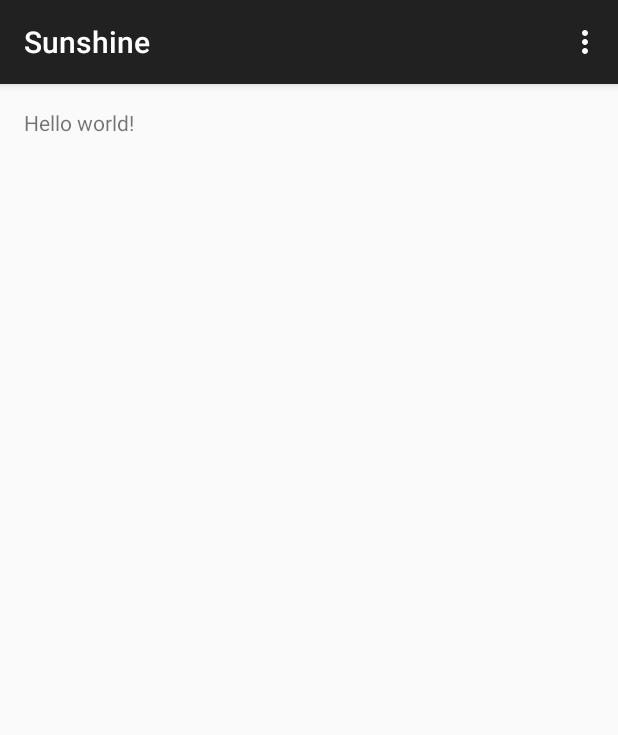
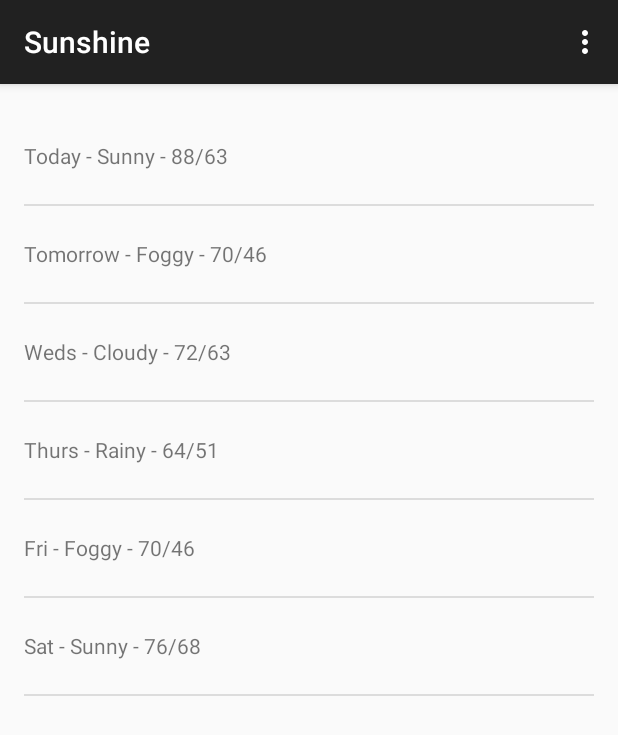
Before and after one commit to jorgep19/sunshine, an Android app: the screen it shows after launch (MainActivity), on a phone screen of 412 x 824 dp. Shown: the top 735 px of the screen. Run offline under Robolectric (Android 15) with nearby library versions, the phone set to English and light mode, and no system bars.

Commit message:
implemented usage of listView

```diff
--- a/app/src/main/java/com/jpdevs/sunshine/MainActivityFragment.java
+++ b/app/src/main/java/com/jpdevs/sunshine/MainActivityFragment.java
@@ -5,11 +5,31 @@ import android.support.v4.app.Fragment;
 import android.view.LayoutInflater;
 import android.view.View;
 import android.view.ViewGroup;
+import android.widget.ArrayAdapter;
+import android.widget.ListView;
 
 public class MainActivityFragment extends Fragment {
+    private static final String[] WEEK_FORECAST = new String[] {
+            "Today - Sunny - 88/63",
+            "Tomorrow - Foggy - 70/46",
+            "Weds - Cloudy - 72/63",
+            "Thurs - Rainy - 64/51",
+            "Fri - Foggy - 70/46",
+            "Sat - Sunny - 76/68"
+    };
+
     public MainActivityFragment() {}
 
     public View onCreateView(LayoutInflater inflater, ViewGroup container, Bundle savedInstanceState) {
-        return inflater.inflate(R.layout.fragment_main, container, false);
+        View rootView = inflater.inflate(R.layout.fragment_main, container, false);
+
+        ListView listView = (ListView) rootView.findViewById(R.id.listview_forecast);
+        listView.setAdapter(new ArrayAdapter<>(
+                getActivity(),
+                R.layout.list_item_forecast,
+                R.id.list_item_forecast_textview,
+                WEEK_FORECAST));
+
+        return rootView;
     }
 }
--- a/app/src/main/res/layout/fragment_main.xml
+++ b/app/src/main/res/layout/fragment_main.xml
@@ -1,4 +1,5 @@
-<RelativeLayout xmlns:android="http://schemas.android.com/apk/res/android"
+<FrameLayout
+    xmlns:android="http://schemas.android.com/apk/res/android"
     xmlns:tools="http://schemas.android.com/tools"
     android:layout_width="match_parent"
     android:layout_height="match_parent"
@@ -8,9 +9,10 @@
     android:paddingBottom="@dimen/activity_vertical_margin"
     tools:context=".MainActivity$PlaceholderFragment">
 
-    <TextView
-        android:text="@string/hello_world"
-        android:layout_width="wrap_content"
-        android:layout_height="wrap_content" />
+    <ListView
+        android:id="@+id/listview_forecast"
+        android:layout_width="match_parent"
+        android:layout_height="match_parent">
+    </ListView>
 
-</RelativeLayout>
+</FrameLayout>
--- /dev/null
+++ b/app/src/main/res/layout/list_item_forecast.xml
@@ -0,0 +1,10 @@
+<?xml version="1.0" encoding="utf-8"?>
+<TextView
+    xmlns:android="http://schemas.android.com/apk/res/android"
+    android:id="@+id/list_item_forecast_textview"
+    android:layout_width="match_parent"
+    android:layout_height="wrap_content"
+    android:minHeight="?attr/listPreferredItemHeight"
+    android:gravity="center_vertical">
+
+</TextView>
```
